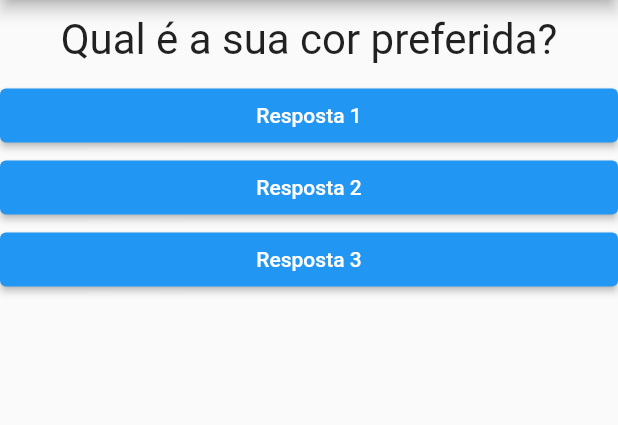
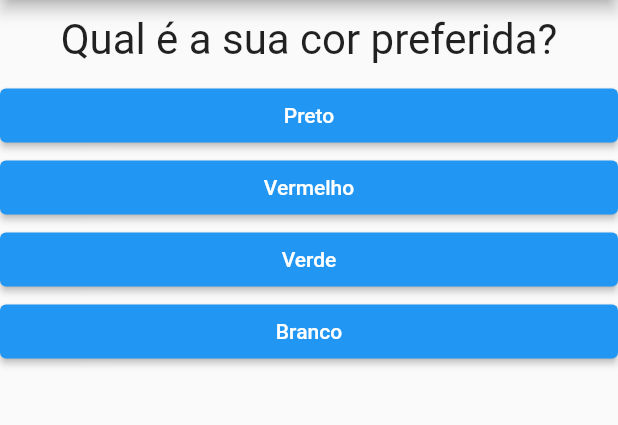
Before and after one commit to Henrique-182/flutter_studies, a Flutter app: the screen it shows after launch, on a phone screen of 412 x 824 dp, the part 84-509 px from its top. Run offline on Flutter 3.47's test engine with Material 2 defaults, Android fonts, the phone set to English and light mode, and no system bars.

```diff
--- a/secao02-nocoes_basicas_de_flutter/projeto_perguntas/lib/main.dart
+++ b/secao02-nocoes_basicas_de_flutter/projeto_perguntas/lib/main.dart
@@ -39,6 +39,11 @@ class _PerguntaAppState extends State<PerguntaApp> {
       }
     ];
 
+     List<Widget> listaDeRespostas = [];
+    for (String resposta in perguntas[_perguntaSelecionada].cast()["respostas"]) {
+      listaDeRespostas.add(Resposta(texto: resposta, onPressed: _responder));
+    }
+
     return MaterialApp(
       home: Scaffold(
         appBar: AppBar(
@@ -49,18 +54,7 @@ class _PerguntaAppState extends State<PerguntaApp> {
         body: Column(
           children: [
             Questao(texto: perguntas[_perguntaSelecionada]["texto"].toString()),
-            Resposta(
-              texto: "Resposta 1",
-              onPressed: _responder,
-            ),
-            Resposta(
-              texto: "Resposta 2",
-              onPressed: _responder,
-            ),
-            Resposta(
-              texto: "Resposta 3",
-              onPressed: _responder,
-            ),
+            ...listaDeRespostas, // pega todos os elementos de 'listaDeRespostas' e as executa nessa linha
           ],
         ),
       ),
```
